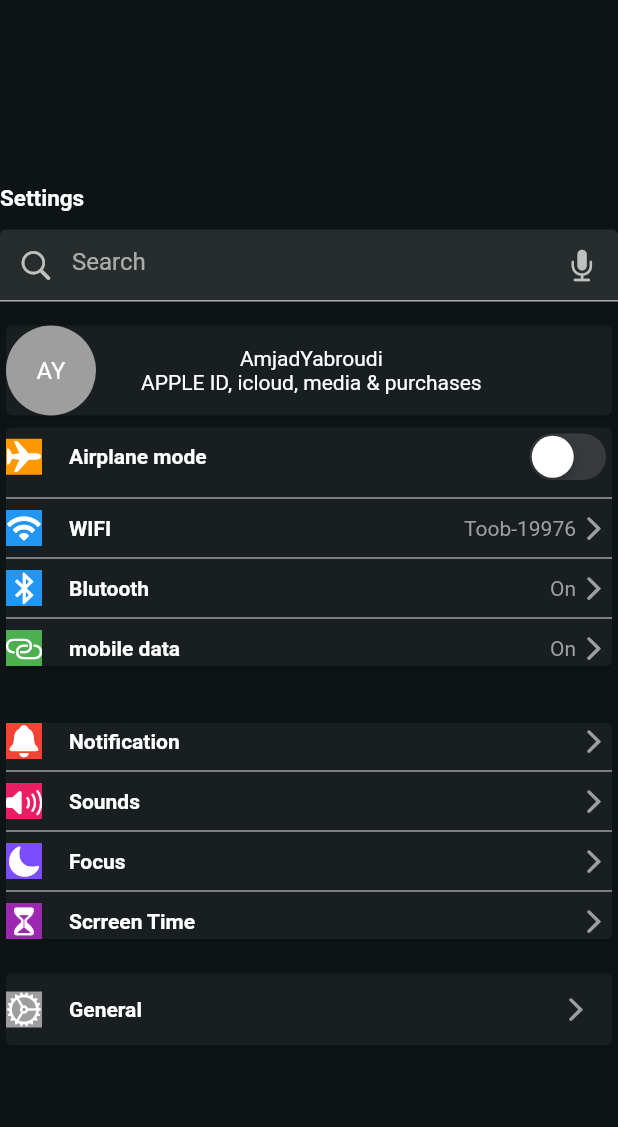
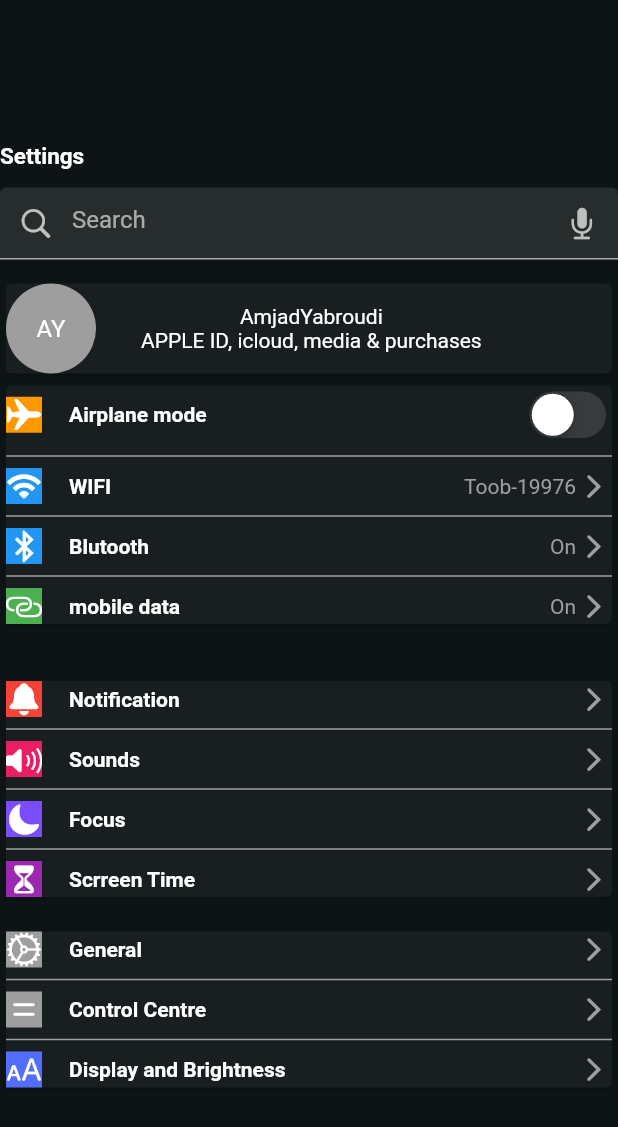
Before and after one commit to Amjadyabroudi128/ios-setting-page, a Flutter app: the screen it shows after launch, on a phone screen of 412 x 824 dp. Shown: the top 1127 px of the screen. Run offline on Flutter 3.47's test engine with Material 2 defaults, Android fonts, the phone set to English and light mode, and no system bars.

Commit message:
added UI

```diff
--- a/lib/main.dart
+++ b/lib/main.dart
@@ -25,6 +25,7 @@
       ),
       debugShowCheckedModeBanner: false,
       home: Scaffold(
+
         body: Center(
           child: SingleChildScrollView(
             child: Column(
@@ -70,7 +71,6 @@
                       Row(
                         children: [
                           Container(
-
                             color: Colors.orange,
                             child: Icon(
                               CupertinoIcons.airplane,
@@ -257,16 +257,52 @@
                           SizedBox(width: 18,),
                           Text("General", style: TextStyle(fontWeight: FontWeight.bold),),
                           Spacer(),
-                          IconButton(onPressed: (){}, icon: Icon(
+                          Icon(
                             CupertinoIcons.chevron_forward,
                             color: Colors.grey,
                           ),
+                        ],
+                      ),
+                      Divider(color: Colors.grey, thickness: 1, ),
+                      Row(
+                        children: [
+                          Container(
+
+                            color: Colors.grey,
+                            child: Icon(
+                              CupertinoIcons.equal,
+                            ),
+                          ),
+                          SizedBox(width: 18,),
+                          Text("Control Centre", style: TextStyle(fontWeight: FontWeight.bold),),
+                          Spacer(),
+                          Icon(
+                            CupertinoIcons.chevron_forward,
+                            color: Colors.grey,
+                          ),
+                        ],
+                      ),
+                      Divider(color: Colors.grey, thickness: 1, ),
+                      Row(
+                        children: [
+                          Container(
+                            color: Colors.indigoAccent,
+                            child: Icon(
+                              CupertinoIcons.textformat_size,
+                            ),
+                          ),
+                          SizedBox(width: 18,),
+                          Text("Display and Brightness", style: TextStyle(fontWeight: FontWeight.bold),),
+                          Spacer(),
+                          Icon(
+                            CupertinoIcons.chevron_forward,
+                            color: Colors.grey,
                           ),
                         ],
                       ),
                     ],
                   ),
-                )
+                ),
               ],
             ),
           ),
```
